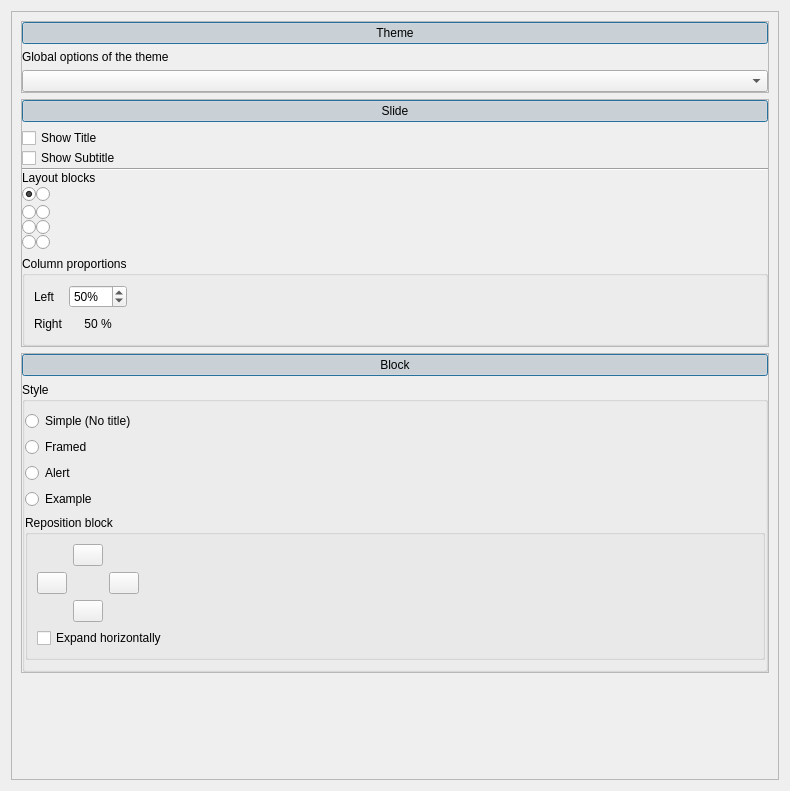
Old version of the form gui/Configurator.ui in the repository acroper/BeamerQt.
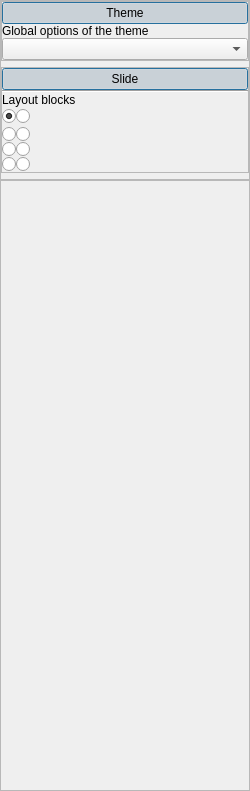
New version of the form. Icons and pictures are not drawn.

Commit message: Removed unused GUI features

What changed in the file:
```diff
--- a/gui/Configurator.ui
+++ b/gui/Configurator.ui
@@ -6,7 +6,7 @@
    <rect>
     <x>0</x>
     <y>0</y>
-    <width>790</width>
+    <width>250</width>
     <height>791</height>
    </rect>
   </property>
@@ -14,6 +14,21 @@
    <string>Form</string>
   </property>
   <layout class="QVBoxLayout" name="verticalLayout_7">
+   <property name="spacing">
+    <number>0</number>
+   </property>
+   <property name="leftMargin">
+    <number>0</number>
+   </property>
+   <property name="topMargin">
+    <number>0</number>
+   </property>
+   <property name="rightMargin">
+    <number>0</number>
+   </property>
+   <property name="bottomMargin">
+    <number>0</number>
+   </property>
    <item>
     <widget class="QScrollArea" name="scrollArea_2">
      <property name="widgetResizable">
@@ -24,11 +39,23 @@
        <rect>
         <x>0</x>
         <y>0</y>
-        <width>752</width>
-        <height>1187</height>
+        <width>246</width>
+        <height>787</height>
        </rect>
       </property>
       <layout class="QVBoxLayout" name="verticalLayout_5">
+       <property name="leftMargin">
+        <number>0</number>
+       </property>
+       <property name="topMargin">
+        <number>0</number>
+       </property>
+       <property name="rightMargin">
+        <number>0</number>
+       </property>
+       <property name="bottomMargin">
+        <number>0</number>
+       </property>
        <item>
         <widget class="QFrame" name="frame">
          <property name="sizePolicy">
@@ -58,6 +85,9 @@
           </property>
           <item>
            <layout class="QVBoxLayout" name="verticalLayout">
+            <property name="spacing">
+             <number>0</number>
+            </property>
             <item>
              <widget class="QPushButton" name="pushButton">
               <property name="text">
@@ -131,6 +161,9 @@
           <enum>QFrame::Raised</enum>
          </property>
          <layout class="QVBoxLayout" name="verticalLayout_4">
+          <property name="spacing">
+           <number>0</number>
+          </property>
           <property name="sizeConstraint">
            <enum>QLayout::SetDefaultConstraint</enum>
           </property>
@@ -200,20 +233,6 @@
                <property name="sizeConstraint">
                 <enum>QLayout::SetDefaultConstraint</enum>
                </property>
-               <item>
-                <widget class="QCheckBox" name="show_title">
-                 <property name="text">
-                  <string>Show Title</string>
-                 </property>
-                </widget>
-               </item>
-               <item>
-                <widget class="QCheckBox" name="show_subtitle">
-                 <property name="text">
-                  <string>Show Subtitle</string>
-                 </property>
-                </widget>
-               </item>
                <item>
                 <widget class="Line" name="line">
                  <property name="orientation">
@@ -404,75 +423,6 @@
             </layout>
            </widget>
           </item>
-          <item>
-           <widget class="QGroupBox" name="groupBox">
-            <property name="title">
-             <string>Column proportions</string>
-            </property>
-            <layout class="QVBoxLayout" name="verticalLayout_11">
-             <item>
-              <layout class="QGridLayout" name="gridLayout_2">
-               <item row="1" column="0">
-                <widget class="QLabel" name="label_4">
-                 <property name="text">
-                  <string>Right</string>
-                 </property>
-                </widget>
-               </item>
-               <item row="0" column="0">
-                <widget class="QLabel" name="label_3">
-                 <property name="text">
-                  <string>Left </string>
-                 </property>
-                </widget>
-               </item>
-               <item row="0" column="1">
-                <widget class="QSpinBox" name="LeftColumnSize">
-                 <property name="suffix">
-                  <string>%</string>
-                 </property>
-                 <property name="minimum">
-                  <number>25</number>
-                 </property>
-                 <property name="maximum">
-                  <number>100</number>
-                 </property>
-                 <property name="singleStep">
-                  <number>5</number>
-                 </property>
-                 <property name="value">
-                  <number>50</number>
-                 </property>
-                </widget>
-               </item>
-               <item row="1" column="2">
-                <spacer name="horizontalSpacer_2">
-                 <property name="orientation">
-                  <enum>Qt::Horizontal</enum>
-                 </property>
-                 <property name="sizeHint" stdset="0">
-                  <size>
-                   <width>40</width>
-                   <height>20</height>
-                  </size>
-                 </property>
-                </spacer>
-               </item>
-               <item row="1" column="1">
-                <widget class="QLabel" name="RightColumnText">
-                 <property name="text">
-                  <string>50 %</string>
-                 </property>
-                 <property name="alignment">
-                  <set>Qt::AlignCenter</set>
-                 </property>
-                </widget>
-               </item>
-              </layout>
-             </item>
-            </layout>
-           </widget>
-          </item>
          </layout>
         </widget>
        </item>
@@ -504,175 +454,7 @@
            <number>0</number>
           </property>
           <item>
-           <layout class="QVBoxLayout" name="verticalLayout_8">
-            <item>
-             <widget class="QPushButton" name="pushButton_3">
-              <property name="text">
-               <string>Block</string>
-              </property>
-              <property name="checkable">
-               <bool>true</bool>
-              </property>
-              <property name="checked">
-               <bool>true</bool>
-              </property>
-              <property name="default">
-               <bool>true</bool>
-              </property>
-              <property name="flat">
-               <bool>true</bool>
-              </property>
-             </widget>
-            </item>
-            <item>
-             <widget class="QGroupBox" name="blockLayout">
-              <property name="enabled">
-               <bool>true</bool>
-              </property>
-              <property name="title">
-               <string>Style</string>
-              </property>
-              <property name="flat">
-               <bool>false</bool>
-              </property>
-              <layout class="QVBoxLayout" name="verticalLayout_12">
-               <property name="leftMargin">
-                <number>0</number>
-               </property>
-               <property name="rightMargin">
-                <number>0</number>
-               </property>
-               <item>
-                <widget class="QRadioButton" name="radioButton_9">
-                 <property name="text">
-                  <string>Simple (No title)</string>
-                 </property>
-                </widget>
-               </item>
-               <item>
-                <widget class="QRadioButton" name="radioButton_10">
-                 <property name="text">
-                  <string>Framed</string>
-                 </property>
-                </widget>
-               </item>
-               <item>
-                <widget class="QRadioButton" name="radioButton_11">
-                 <property name="text">
-                  <string>Alert</string>
-                 </property>
-                </widget>
-               </item>
-               <item>
-                <widget class="QRadioButton" name="radioButton_12">
-                 <property name="text">
-                  <string>Example</string>
-                 </property>
-                </widget>
-               </item>
-               <item>
-                <widget class="QGroupBox" name="groupBox_3">
-                 <property name="title">
-                  <string>Reposition block</string>
-                 </property>
-                 <layout class="QVBoxLayout" name="verticalLayout_10">
-                  <item>
-                   <layout class="QHBoxLayout" name="horizontalLayout_3">
-                    <item>
-                     <layout class="QGridLayout" name="gridLayout_3">
-                      <item row="1" column="2">
-                       <widget class="QPushButton" name="Right">
-                        <property name="maximumSize">
-                         <size>
-                          <width>30</width>
-                          <height>30</height>
-                         </size>
-                        </property>
-                        <property name="text">
-                         <string/>
-                        </property>
-                       </widget>
-                      </item>
-                      <item row="1" column="0">
-                       <widget class="QPushButton" name="Left">
-                        <property name="sizePolicy">
-                         <sizepolicy hsizetype="Fixed" vsizetype="Fixed">
-                          <horstretch>0</horstretch>
-                          <verstretch>0</verstretch>
-                         </sizepolicy>
-                        </property>
-                        <property name="maximumSize">
-                         <size>
-                          <width>30</width>
-                          <height>30</height>
-                         </size>
-                        </property>
-                        <property name="text">
-                         <string/>
-                        </property>
-                        <property name="icon">
-                         <iconset theme="SP_ArrowBack">
-                          <normaloff>../../../</normaloff>../../../</iconset>
-                        </property>
-                       </widget>
-                      </item>
-                      <item row="2" column="1">
-                       <widget class="QPushButton" name="Down">
-                        <property name="maximumSize">
-                         <size>
-                          <width>30</width>
-                          <height>30</height>
-                         </size>
-                        </property>
-                        <property name="text">
-                         <string/>
-                        </property>
-                       </widget>
-                      </item>
-                      <item row="0" column="1">
-                       <widget class="QPushButton" name="Up">
-                        <property name="maximumSize">
-                         <size>
-                          <width>30</width>
-                          <height>30</height>
-                         </size>
-                        </property>
-                        <property name="text">
-                         <string/>
-                        </property>
-                       </widget>
-                      </item>
-                     </layout>
-                    </item>
-                    <item>
-                     <spacer name="horizontalSpacer_3">
-                      <property name="orientation">
-                       <enum>Qt::Horizontal</enum>
-                      </property>
-                      <property name="sizeHint" stdset="0">
-                       <size>
-                        <width>40</width>
-                        <height>20</height>
-                       </size>
-                      </property>
-                     </spacer>
-                    </item>
-                   </layout>
-                  </item>
-                  <item>
-                   <widget class="QCheckBox" name="ExpandBlock">
-                    <property name="text">
-                     <string>Expand horizontally</string>
-                    </property>
-                   </widget>
-                  </item>
-                 </layout>
-                </widget>
-               </item>
-              </layout>
-             </widget>
-            </item>
-           </layout>
+           <layout class="QVBoxLayout" name="verticalLayout_8"/>
           </item>
          </layout>
         </widget>
```
Left out of the diff: 16 changed lines with no effect on the pictures. The commit also changes 2 other files.
